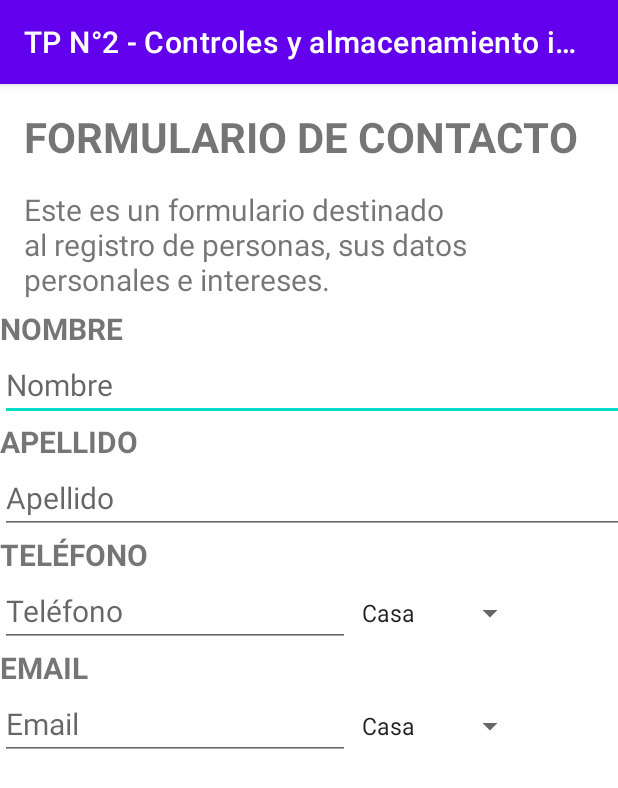
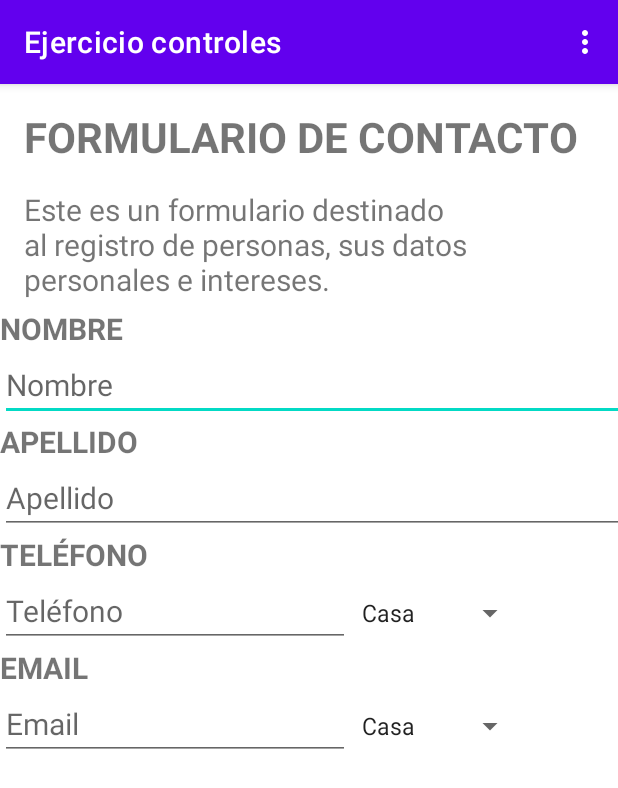
Before and after one commit to JRodriguez-1998/TP_N2_-_Controles_y_almacenamiento_interno, an Android app: the screen it shows after launch (MainActivity), on a phone screen of 412 x 824 dp. Shown: the top 788 px of the screen. Run offline under Robolectric (Android 15) with nearby library versions, the phone set to English and light mode, and no system bars.

Commit message:
Agregue action bar con opciones (aún no tienen funcionamiento)

```diff
--- a/app/src/main/java/com/example/tpn2_controlesyalmacenamientointerno/MainActivity.java
+++ b/app/src/main/java/com/example/tpn2_controlesyalmacenamientointerno/MainActivity.java
@@ -3,6 +3,7 @@ package com.example.tpn2_controlesyalmacenamientointerno;
 import androidx.appcompat.app.AppCompatActivity;
 
 import android.os.Bundle;
+import android.view.Menu;
 import android.widget.ArrayAdapter;
 import android.widget.EditText;
 import android.widget.Spinner;
@@ -28,6 +29,10 @@ public class MainActivity extends AppCompatActivity {
         ArrayAdapter<String> adapter = new ArrayAdapter<String>(this, android.R.layout.simple_spinner_item, opciones);
         spinnerContacto.setAdapter(adapter);
         spinner2.setAdapter(adapter);
-
+    }
+    @Override
+    public boolean onCreateOptionsMenu(Menu m){
+       getMenuInflater().inflate(R.menu.menu_activity,m);
+       return true;
     }
 }
--- /dev/null
+++ b/app/src/main/res/menu/menu_activity.xml
@@ -0,0 +1,9 @@
+<?xml version="1.0" encoding="utf-8"?>
+<menu xmlns:android="http://schemas.android.com/apk/res/android"
+    xmlns:tools="http://schemas.android.com/tools"
+    tools:context=".MainActivity">
+    <item android:id="@+id/opc1"
+          android:title="Agregar contactos"/>
+    <item android:id="@+id/opc2"
+        android:title="Listado de contactos"/>
+</menu>
--- a/app/src/main/res/values/strings.xml
+++ b/app/src/main/res/values/strings.xml
@@ -1,5 +1,5 @@
 <resources>
-    <string name="app_name">TP N°2 - Controles y almacenamiento interno</string>
+    <string name="app_name">Ejercicio controles</string>
     <string name="titulo">FORMULARIO DE CONTACTO</string>
     <string name="mensaje">Este es un formulario destinado al registro de personas, sus datos personales e intereses.</string>
     <string name="tvNombre">NOMBRE</string>
```
